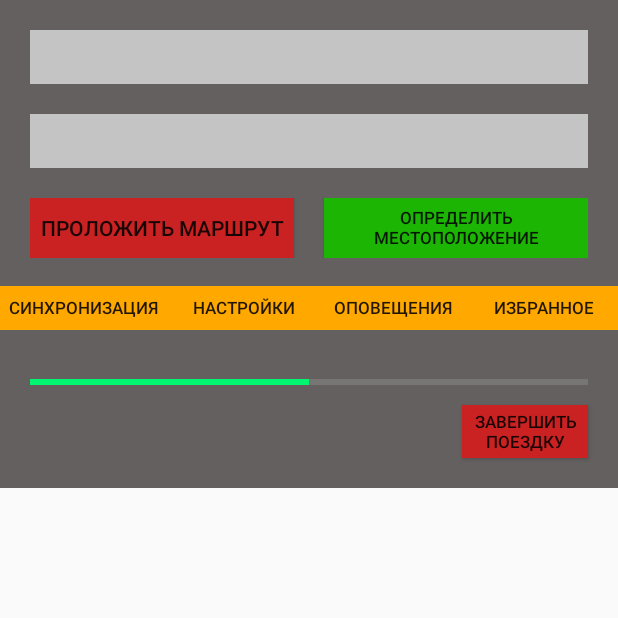
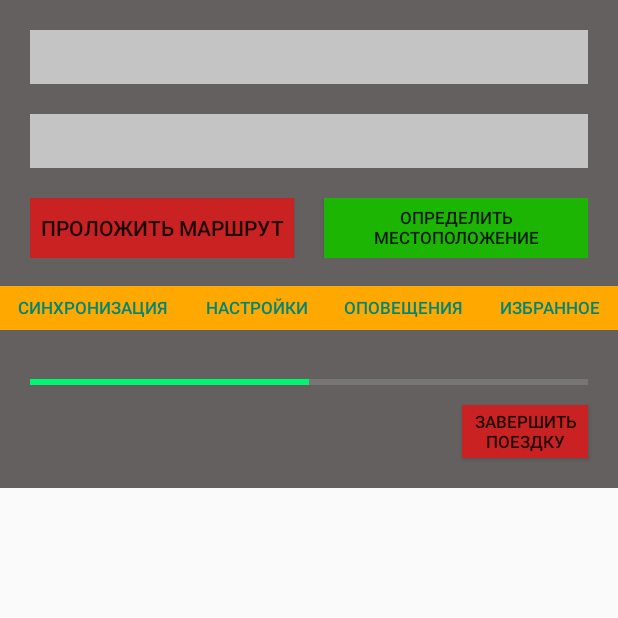
Before and after one commit to Gertug44/Mobile, an Android app: the fragment NavigationHeaderFragment placed in its activity, after a tap on "ЗАВЕРШИТЬ ПОЕЗДКУ", on a phone screen of 412 x 824 dp, the top half of it. Run offline under Robolectric (Android 15) with nearby library versions, the phone set to English and light mode, and no system bars.

Commit message:
немного поправил

```diff
--- a/app/src/main/java/com/example/hudway/fragments/NavigationHeaderFragment.kt
+++ b/app/src/main/java/com/example/hudway/fragments/NavigationHeaderFragment.kt
@@ -8,21 +8,8 @@ import android.view.ViewGroup
 import com.example.hudway.R
 import com.example.hudway.databinding.FragmentNavigationHeaderBinding
 
-private const val ARG_PARAM1 = "param1"
-private const val ARG_PARAM2 = "param2"
-
 class NavigationHeaderFragment : Fragment() {
     private var binding : FragmentNavigationHeaderBinding? = null
-    private var param1: String? = null
-    private var param2: String? = null
-
-    override fun onCreate(savedInstanceState: Bundle?) {
-        super.onCreate(savedInstanceState)
-        arguments?.let {
-            param1 = it.getString(ARG_PARAM1)
-            param2 = it.getString(ARG_PARAM2)
-        }
-    }
 
     override fun onCreateView(
         inflater: LayoutInflater, container: ViewGroup?,
@@ -30,24 +17,10 @@ class NavigationHeaderFragment : Fragment() {
     ): View? {
         val view = inflater.inflate(R.layout.fragment_navigation_header, container, false)
         binding = FragmentNavigationHeaderBinding.bind(view).apply {
-            this.endBtn.setOnClickListener {
-                val mainHeader = MainHeaderFragment()
-                activity?.supportFragmentManager?.beginTransaction()
-                    ?.replace(R.id.topFragmentContainer, mainHeader)
-                    ?.commit()
+            endBtn.setOnClickListener {
+                parentFragmentManager.popBackStack()
             }
         }
         return view
     }
-
-    companion object {
-        @JvmStatic
-        fun newInstance(param1: String, param2: String) =
-            NavigationHeaderFragment().apply {
-                arguments = Bundle().apply {
-                    putString(ARG_PARAM1, param1)
-                    putString(ARG_PARAM2, param2)
-                }
-            }
-    }
 }
--- a/app/src/main/res/layout/fragment_main_header.xml
+++ b/app/src/main/res/layout/fragment_main_header.xml
@@ -94,33 +94,33 @@
                 android:layout_width="wrap_content"
                 android:layout_height="29dp"
                 android:background="@color/bg_color_or"
-                android:onClick="onClick_sync"
-                android:text="Синхронизация"
+                android:text="@string/synchronization"
                 android:textSize="11sp"
                 android:layout_weight="1"
-                tools:ignore="TouchTargetSizeCheck" />
+                tools:ignore="TouchTargetSizeCheck"
+                style="?android:attr/buttonBarButtonStyle" />
 
             <Button
                 android:id="@+id/options_btn"
                 android:layout_width="wrap_content"
                 android:layout_height="29dp"
                 android:background="@color/bg_color_or"
-                android:onClick="onClick_options"
-                android:text="Настройки"
+                android:text="@string/settings"
                 android:textSize="11sp"
                 android:layout_weight="1"
-                tools:ignore="TouchTargetSizeCheck" />
+                tools:ignore="TouchTargetSizeCheck"
+                style="?android:attr/buttonBarButtonStyle" />
 
             <Button
                 android:id="@+id/notifications_btn"
                 android:layout_width="wrap_content"
                 android:layout_height="29dp"
                 android:background="@color/bg_color_or"
-                android:onClick="onClick_notifications"
-                android:text="Оповещения"
+                android:text="@string/notifications"
                 android:textSize="11sp"
                 android:layout_weight="1"
-                tools:ignore="TouchTargetSizeCheck" />
+                tools:ignore="TouchTargetSizeCheck"
+                style="?android:attr/buttonBarButtonStyle" />
 
             <Button
                 android:id="@+id/fave_btn"
@@ -128,10 +128,10 @@
                 android:layout_height="29dp"
                 android:layout_weight="1"
                 android:background="@color/bg_color_or"
-                android:onClick="onClick_fave"
-                android:text="Избранное"
+                android:text="@string/favorites"
                 android:textSize="11sp"
-                tools:ignore="TouchTargetSizeCheck" />
+                tools:ignore="TouchTargetSizeCheck"
+                style="?android:attr/buttonBarButtonStyle" />
 
         </LinearLayout>
 
--- a/app/src/main/res/values/strings.xml
+++ b/app/src/main/res/values/strings.xml
@@ -3,4 +3,8 @@
     <string name="title_activity_maps">MapsActivity</string>
     <!-- TODO: Remove or change this placeholder text -->
     <string name="hello_blank_fragment">Hello blank fragment</string>
+    <string name="favorites">Избранное</string>
+    <string name="notifications">Оповещения</string>
+    <string name="settings">Настройки</string>
+    <string name="synchronization">Синхронизация</string>
 </resources>
```
